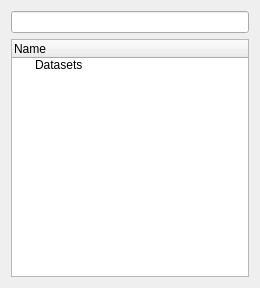
This is Code/Common/Gui/mvdDatabaseBrowserWidget.ui in orfeotoolbox/OTB as Qt 5 draws it before an edit. The edited form follows.
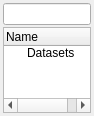
This is the edited form. Custom widgets are drawn as their Qt base class.

Commit message: ENH: Optimized dock-widgets layouts.

What changed in the file:
```diff
--- a/Code/Common/Gui/mvdDatabaseBrowserWidget.ui
+++ b/Code/Common/Gui/mvdDatabaseBrowserWidget.ui
@@ -6,10 +6,16 @@
    <rect>
     <x>0</x>
     <y>0</y>
-    <width>260</width>
-    <height>288</height>
+    <width>94</width>
+    <height>116</height>
    </rect>
   </property>
+  <property name="sizePolicy">
+   <sizepolicy hsizetype="MinimumExpanding" vsizetype="Preferred">
+    <horstretch>0</horstretch>
+    <verstretch>0</verstretch>
+   </sizepolicy>
+  </property>
   <property name="windowTitle">
    <string>Form</string>
   </property>
@@ -17,6 +23,12 @@
    <locale language="C" country="AnyCountry"/>
   </property>
   <layout class="QGridLayout" name="gridLayout">
+   <property name="margin">
+    <number>3</number>
+   </property>
+   <property name="spacing">
+    <number>2</number>
+   </property>
    <item row="0" column="0">
     <widget class="QLineEdit" name="m_SearchLine">
      <property name="text">
```
The commit also changes 4 other files.
